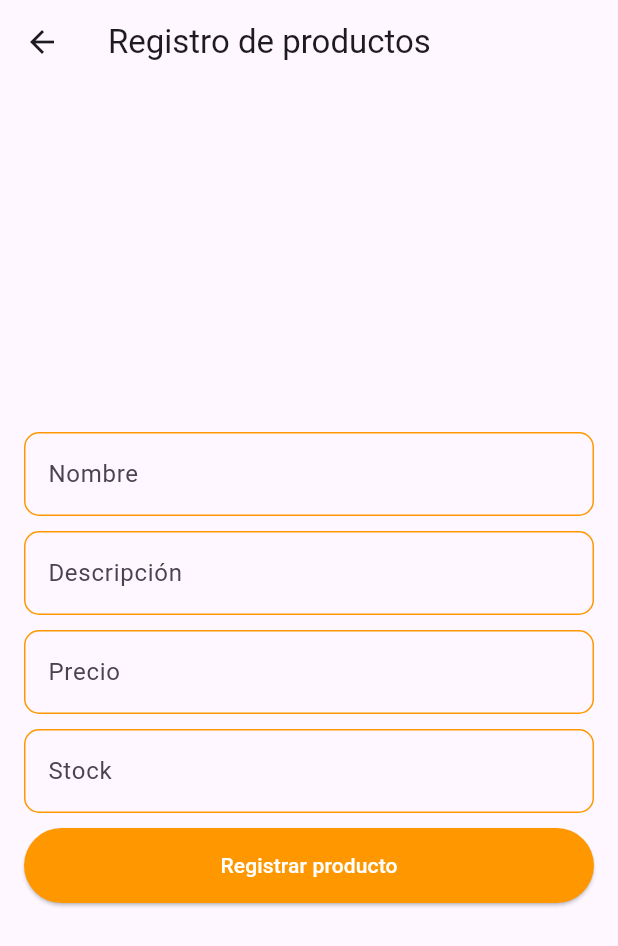
After one commit to YahirAlbores221228/Practica2Movil2, a Flutter app: the Products screen opened directly, after a tap on "Registrar producto", on a phone screen of 412 x 824 dp. The commit adds this screen. Shown: the top 946 px of the screen. Run offline on Flutter 3.47's test engine with Material 3 defaults, Android fonts, the phone set to English and light mode, and no system bars; our stand-ins replace flutter_svg; network calls fail.

Commit message:
[UPDATE] se actualizaron algunos componentes y se agregaron algunas intefaz

```diff
--- a/lib/screen/home.dart
+++ b/lib/screen/home.dart
@@ -1,7 +1,8 @@
 import 'package:flutter/material.dart';
+import 'package:proyect_flutter/screen/products.dart';
 import 'contacts.dart';
 import 'register.dart';
-
+import 'products.dart';
 class Home extends StatelessWidget {
   const Home({super.key});
 
@@ -58,6 +59,15 @@ class Home extends StatelessWidget {
                           builder: (context) => const ContactsScreen()));
                 },
               ),
+              ListTile(
+                title: const Text('Registro de productos'),
+                onTap: () {
+                  Navigator.push(
+                      context,
+                      MaterialPageRoute(
+                          builder: (context) => Products()));
+                },
+              ),
             ],
           ),
         ),
--- /dev/null
+++ b/lib/screen/products.dart
@@ -0,0 +1,171 @@
+import 'dart:convert';
+
+import 'package:flutter/material.dart';
+import 'package:http/http.dart' as http;
+
+void main() {
+  runApp(MyApp());
+}
+
+class MyApp extends StatelessWidget {
+  @override
+  Widget build(BuildContext) {
+    return MaterialApp(
+      home: Products(),
+    );
+  }
+}
+
+class Products extends StatefulWidget {
+  @override
+  Product createState() => Product();
+}
+
+class Product extends State<Products> {
+  final TextEditingController _nameController = TextEditingController();
+  final TextEditingController _descriptionController = TextEditingController();
+  final TextEditingController _priceController = TextEditingController();
+  final TextEditingController _stockController = TextEditingController();
+
+  Future<void> _submitForm() async {
+    final String name = _nameController.text;
+    final String description = _descriptionController.text;
+    final String price = _priceController.text;
+    final String stock = _stockController.text;
+
+    final response = await http.post(
+      Uri.parse('http://192.168.100.6:3000/floreria/catalogproducts'),
+      headers: <String, String>{
+        'Content-Type': 'application/json; charset=UTF-8',
+      },
+      body: jsonEncode(<String, dynamic>{
+        'name': name,
+        'description': description,
+        'price': price,
+        'stock': stock,
+      }),
+    );
+    if (response.statusCode == 200 || response.statusCode == 201) {
+      final newProduct = {
+        'name': name,
+        'description': description,
+        'price': price,
+        'stock': stock,
+      };
+      Navigator.pop(context, newProduct);
+      print('Product registered successfully');
+      ScaffoldMessenger.of(context).showSnackBar(
+        const SnackBar(content: Text('Product registered successfully')),
+      );
+    } else {
+      print('Error ${response.body}');
+      ScaffoldMessenger.of(context).showSnackBar(
+        const SnackBar(content: Text('Failed to register product')),
+      );
+    }
+  }
+
+  @override
+  Widget build(BuildContext context) {
+    return Scaffold(
+        appBar: AppBar(
+          title: const Text('Registro de productos'),
+        ),
+        body: Center(
+          child: Container(
+            padding: const EdgeInsets.symmetric(horizontal: 16.0),
+            child: Column(
+              mainAxisAlignment: MainAxisAlignment.center,
+              children: <Widget>[
+                const SizedBox(height: 10),
+                TextField(
+                  controller: _nameController,
+                  decoration: const InputDecoration(
+                    labelText: 'Nombre',
+                    border: OutlineInputBorder(
+                      borderRadius: BorderRadius.all(Radius.circular(10)),
+                      borderSide: BorderSide(color: Colors.orange),
+                    ),
+                    enabledBorder: OutlineInputBorder(
+                      borderRadius: BorderRadius.all(Radius.circular(10)),
+                      borderSide: BorderSide(color: Colors.orange),
+                    ),
+                    focusedBorder: OutlineInputBorder(
+                      borderRadius: BorderRadius.all(Radius.circular(10)),
+                      borderSide: BorderSide(color: Colors.orange),
+                    ),
+                  ),
+                ),
+                const SizedBox(height: 10),
+                TextField(
+                  controller: _descriptionController,
+                  decoration: const InputDecoration(
+                      labelText: 'Descripción',
+                      border: OutlineInputBorder(
+                        borderRadius: BorderRadius.all(Radius.circular(10)),
+                        borderSide: BorderSide(color: Colors.orange),
+                      ),
+                      enabledBorder: OutlineInputBorder(
+                        borderRadius: BorderRadius.all(Radius.circular(10)),
+                        borderSide: BorderSide(color: Colors.orange),
+                      ),
+                      focusedBorder: OutlineInputBorder(
+                        borderRadius: BorderRadius.all(Radius.circular(10)),
+                        borderSide: BorderSide(color: Colors.orange),
+                      )),
+                ),
+                const SizedBox(height: 10),
+                TextField(
+                  controller: _priceController,
+                  decoration: const InputDecoration(
+                      labelText: 'Precio',
+                      border: OutlineInputBorder(
+                        borderRadius: BorderRadius.all(Radius.circular(10)),
+                        borderSide: BorderSide(color: Colors.orange),
+                      ),
+                      enabledBorder: OutlineInputBorder(
+                        borderRadius: BorderRadius.all(Radius.circular(10)),
+                        borderSide: BorderSide(color: Colors.orange),
+                      ),
+                      focusedBorder: OutlineInputBorder(
+                        borderRadius: BorderRadius.all(Radius.circular(10)),
+                        borderSide: BorderSide(color: Colors.orange),
+                      )),
+                ),
+                const SizedBox(height: 10),
+                TextField(
+                  controller: _stockController,
+                  decoration: const InputDecoration(
+                      labelText: 'Stock',
+                      border: OutlineInputBorder(
+                        borderRadius: BorderRadius.all(Radius.circular(10)),
+                        borderSide: BorderSide(color: Colors.orange),
+                      ),
+                      enabledBorder: OutlineInputBorder(
+                        borderRadius: BorderRadius.all(Radius.circular(10)),
+                        borderSide: BorderSide(color: Colors.orange),
+                      ),
+                      focusedBorder: OutlineInputBorder(
+                        borderRadius: BorderRadius.all(Radius.circular(10)),
+                        borderSide: BorderSide(color: Colors.orange),
+                      )),
+                ),
+                const SizedBox(height: 10),
+                SizedBox(
+                  width: double.infinity,
+                  height: 50,
+                  child: ElevatedButton(
+                    style: ButtonStyle(
+                      foregroundColor: MaterialStateProperty.all(Colors.white),
+                      backgroundColor: MaterialStateProperty.all(Colors.orange),
+                    ),
+                    onPressed: _submitForm,
+                    child: const Text('Registrar producto'),
+                  ),
+                )
+              ],
+            ),
+          ),
+        ));
+  }
+}
--- a/pubspec.yaml
+++ b/pubspec.yaml
@@ -32,6 +32,7 @@ dependencies:
     sdk: flutter
   url_launcher: ^6.0.20
   flutter_svg: ^1.0.2
+  http: ^0.13.4
 
 
   # The following adds the Cupertino Icons font to your application.
```
Also changed, not shown: pubspec.lock.
